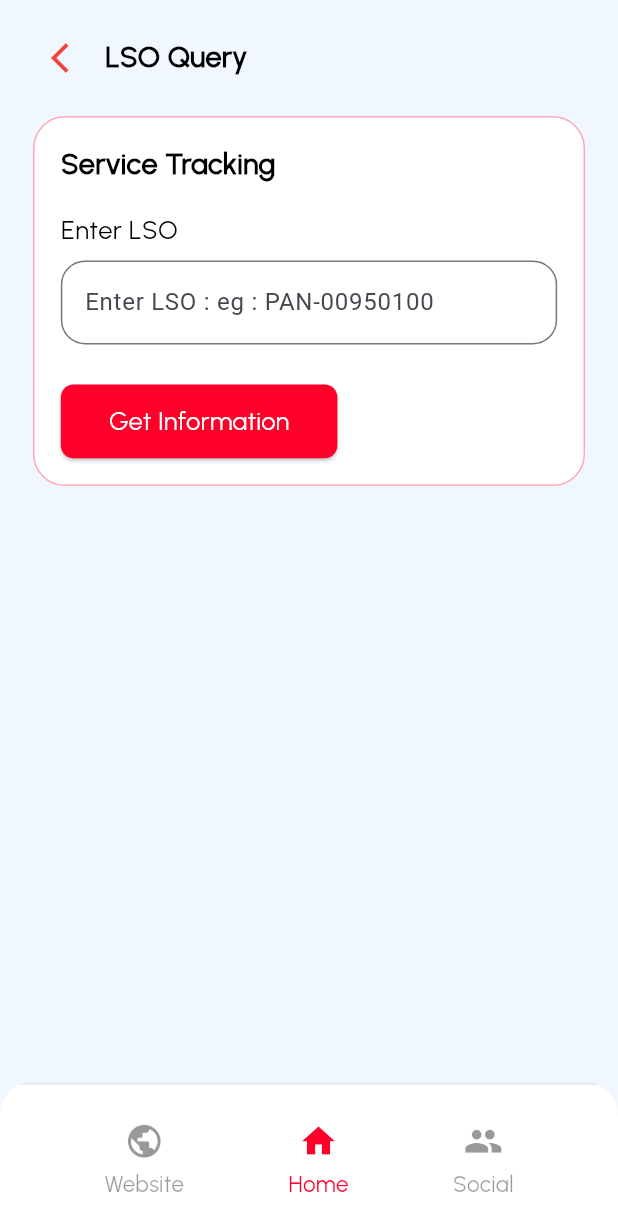
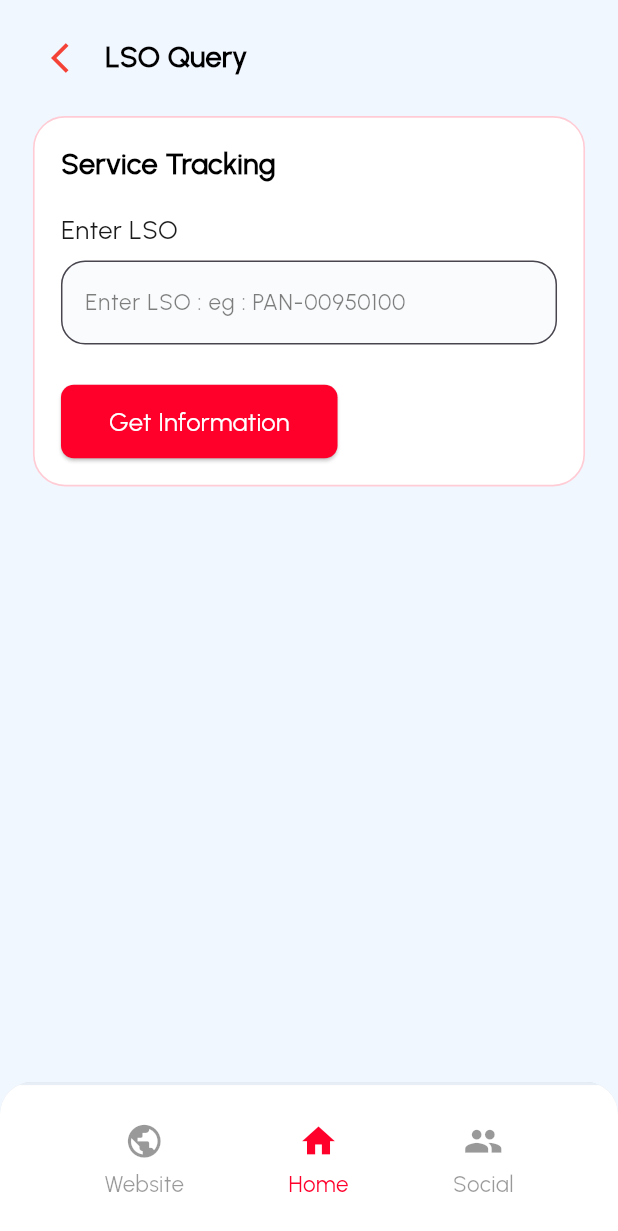
Before and after one commit to nahidhasannoyon/symphony_app, a Flutter app: the LsoQueryPage screen opened by its route, on a phone screen of 412 x 824 dp. Shown: the top 1231 px of the screen. Run offline on Flutter 3.47's test engine with Material 3 defaults, Android fonts, the phone set to English and light mode, and no system bars; our stand-ins replace flutter_map, flutter_screenutil, get, latlong2.

Commit message:
feat: enhance color constants and update UI components for improved consistency in LSO Query and Check Support pages

```diff
--- a/lib/app/core/constants/colors.dart
+++ b/lib/app/core/constants/colors.dart
@@ -23,11 +23,14 @@ class AppColor {
   AppColor._();
   // the syntax of a color will be followed by: what is the color for + which part of the app it is used (if applicable) + the color name
   static const Color bodyBg = Color(0xFFF1F7FF);
+
+  /* ------------------------------- Card Colors ------------------------------ */
   static const Color cardBgW = Color(0xFFFFFFFF);
   static const Color cardBgB = Color(0xFF1F2022);
   static Color cardBgRThick = const Color(0xFFE22727).withOpacity(0.8);
   static Color cardBgRThin = const Color(0xFFD92525).withOpacity(0);
   static Color cardBorder = const Color(0xFF4671FC).withOpacity(0.2);
+  static Color cardBorderR = const Color(0xFFFF002B).withOpacity(0.2);
 
   /* ------------------------------- Navigation Bar Colors ------------------------------ */
   static Color navBarBg = const Color(0xFFFFFFFF);
@@ -48,8 +51,15 @@ class AppColor {
 
   /* ------------------------------- Button Colors ------------------------------ */
   static const Color buttonBgW = Color(0xFFFFFFFF);
+  static const Color buttonBgR = Color(0xFFFF002B);
   static const Color buttonTextB = Color(0xFF000000);
+  static const Color buttonTextW = Color(0xFFFFFFFF);
   static const Color textButtonR = Color(0xFFFF002B);
+
+  /* --------------------------- Input Field Colors --------------------------- */
+  static Color inputBg = const Color(0xFFE7EBF2).withOpacity(0.2);
+  static const Color inputBorder = Color(0xFFE7EBF2);
+  static Color inputHintText = const Color(0xFF000000).withOpacity(0.5);
 
   /* ------------------------------- Icon Colors ------------------------------ */
   static const Color iconB = Color(0xFF000000);
--- a/lib/app/modules/check_support/check_support_page.dart
+++ b/lib/app/modules/check_support/check_support_page.dart
@@ -6,6 +6,7 @@ import 'package:symphony_app/app/core/constants/colors.dart';
 import 'package:symphony_app/app/core/widgets/app_bar_widget.dart';
 import 'package:symphony_app/app/core/widgets/bottom_nav_bar_widget.dart';
 import 'package:symphony_app/app/core/widgets/cus_text_widget.dart';
+import 'package:symphony_app/app/routes/lso_query_routes.dart';
 import 'package:symphony_app/app/routes/specification_routes.dart';
 
 import 'check_support_controller.dart';
@@ -40,8 +41,8 @@ class CheckSupportPage extends GetView<CheckSupportController> {
                     return GestureDetector(
                       onTap: () {
                         // Get.toNamed(ServiceCenterRoutes.serviceCenter);
-                        // Get.toNamed(LsoQueryRoutes.lsoQuery);
-                        Get.toNamed(SpecificationRoutes.specification);
+                        Get.toNamed(LsoQueryRoutes.lsoQuery);
+                        // Get.toNamed(SpecificationRoutes.specification);
                       },
                       child: Container(
                         padding: EdgeInsets.all(15.w),
--- a/lib/app/modules/lso_query/lso_query_page.dart
+++ b/lib/app/modules/lso_query/lso_query_page.dart
@@ -1,6 +1,7 @@
 import 'package:flutter/material.dart';
 import 'package:flutter_screenutil/flutter_screenutil.dart';
 import 'package:get/get.dart';
+import 'package:symphony_app/app/core/constants/colors.dart';
 import 'package:symphony_app/app/core/widgets/app_bar_widget.dart';
 import 'package:symphony_app/app/core/widgets/bottom_nav_bar_widget.dart';
 import 'package:symphony_app/app/core/widgets/cus_text_widget.dart';
@@ -14,7 +15,7 @@ class LsoQueryPage extends GetView<LsoQueryController> {
   Widget build(BuildContext context) {
     return SafeArea(
       child: Scaffold(
-        backgroundColor: const Color(0xFFF1F7FF),
+        backgroundColor: AppColor.bodyBg,
         body: Padding(
           padding: EdgeInsets.symmetric(horizontal: 20.w, vertical: 10.h),
           child: Column(
@@ -25,9 +26,10 @@ class LsoQueryPage extends GetView<LsoQueryController> {
                 padding: EdgeInsets.all(16.w),
                 decoration: BoxDecoration(
                   border: Border.all(
-                    color: const Color.fromARGB(87, 255, 0, 43),
+                    color: AppColor.cardBorderR,
+                    width: 1.w,
                   ),
-                  color: Colors.white,
+                  color: AppColor.cardBgW,
                   borderRadius: BorderRadius.circular(20.r),
                 ),
                 child: Column(
@@ -37,20 +39,32 @@ class LsoQueryPage extends GetView<LsoQueryController> {
                       text: 'Service Tracking',
                       fontSize: 18.sp,
                       fontWeight: FontWeight.w700,
+                      color: AppColor.headingText,
                     ),
                     SizedBox(height: 16.h),
                     CustomTextWidget(
                       text: 'Enter LSO',
                       fontSize: 16.sp,
                       fontWeight: FontWeight.w500,
+                      color: AppColor.subHeadingTextB,
                     ),
                     SizedBox(height: 8.h),
                     TextField(
                       decoration: InputDecoration(
+                        fillColor: AppColor.inputBg,
+                        filled: true,
                         border: OutlineInputBorder(
-                          borderRadius: BorderRadius.all(Radius.circular(15.r)),
+                          borderRadius: BorderRadius.all(
+                            Radius.circular(15.r),
+                          ),
                         ),
                         hintText: 'Enter LSO : eg : PAN-00950100',
+                        hintStyle: TextStyle(
+                          color: AppColor.inputHintText,
+                          fontSize: 14.sp,
+                          fontWeight: FontWeight.w500,
+                          fontFamily: 'Urbanist',
+                        ),
                       ),
                     ),
                     SizedBox(height: 25.h),
@@ -59,7 +73,7 @@ class LsoQueryPage extends GetView<LsoQueryController> {
                         // TODO: Implement get information functionality
                       },
                       style: ElevatedButton.styleFrom(
-                        backgroundColor: const Color(0xFFFF002B),
+                        backgroundColor: AppColor.buttonBgR,
                         minimumSize: Size(147.w, 46.h),
                         shape: RoundedRectangleBorder(
                           borderRadius: BorderRadius.circular(8.r),
@@ -71,7 +85,7 @@ class LsoQueryPage extends GetView<LsoQueryController> {
                           text: 'Get Information',
                           fontSize: 16.sp,
                           fontWeight: FontWeight.w500,
-                          color: Colors.white,
+                          color: AppColor.buttonTextW,
                         ),
                       ),
                     ),
```
